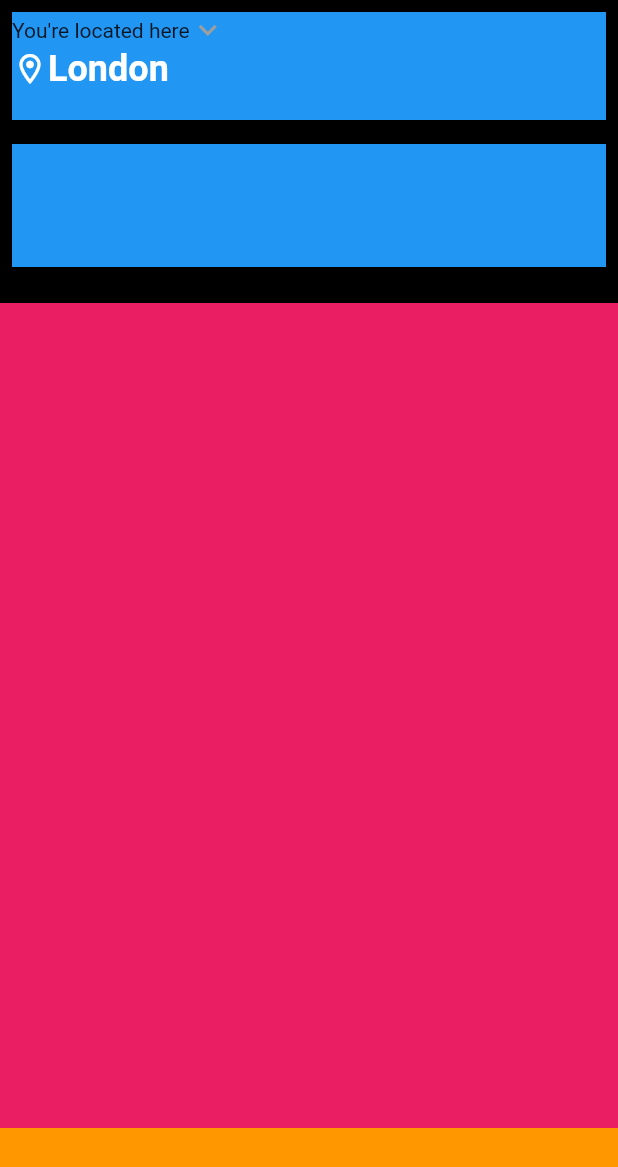
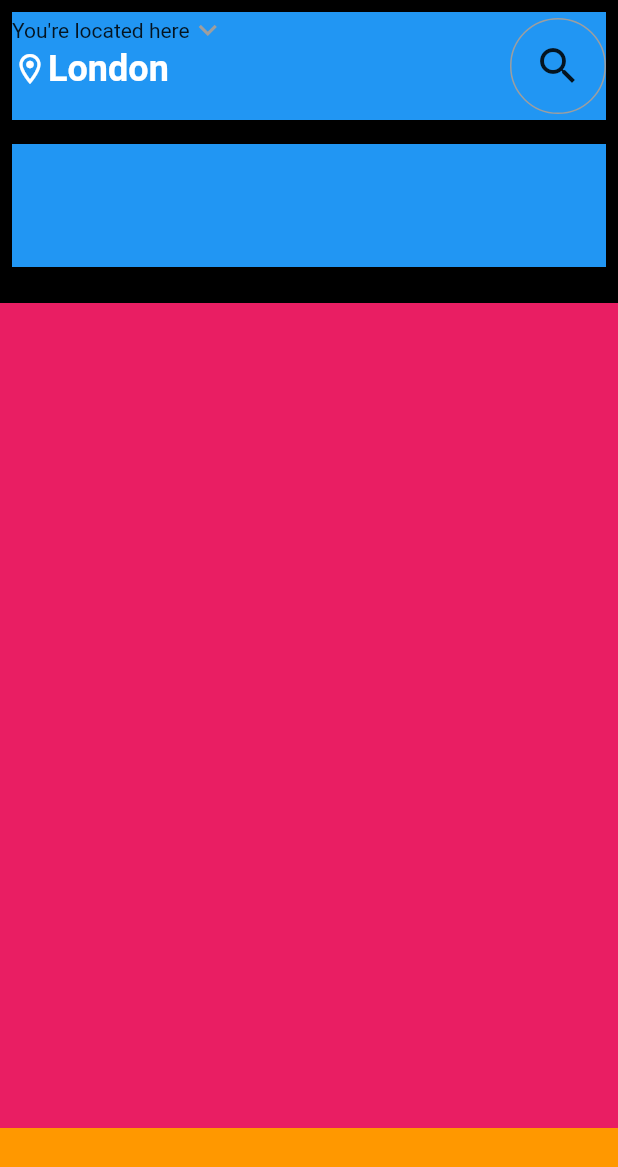
Before and after one commit to JAICHANGPARK/flutter_notebook_17th_story, a Flutter app: the screen it shows after launch, on a phone screen of 412 x 824 dp. Shown: the top 1167 px of the screen. Run offline on Flutter 3.47's test engine with Material 2 defaults, Android fonts, the phone set to English and light mode, and no system bars; our stand-ins replace cached_network_image, fl_chart, flutter_riverpod, freezed_annotation, ionicons, percent_indicator.

Commit message:
Update real_estate_main_page.dart

```diff
--- a/lib/ep1018_real_estate_app/src/ui/real_estate_main_page.dart
+++ b/lib/ep1018_real_estate_app/src/ui/real_estate_main_page.dart
@@ -50,8 +50,20 @@ class _RealEstateMainPageState extends State<RealEstateMainPage> {
                               ),
                             )
                           ],
-                        )
+                        ),
+
                       ],
+                    ),
+                    Spacer(
+                    ),
+                    Container(
+                      height: 64,
+                      width: 64,
+                      decoration: BoxDecoration(
+                        border: Border.all(color: Colors.grey),
+                        shape: BoxShape.circle
+                      ),
+                      child: Icon(Icons.search, size: 32,),
                     )
                   ],
                 ),
```
